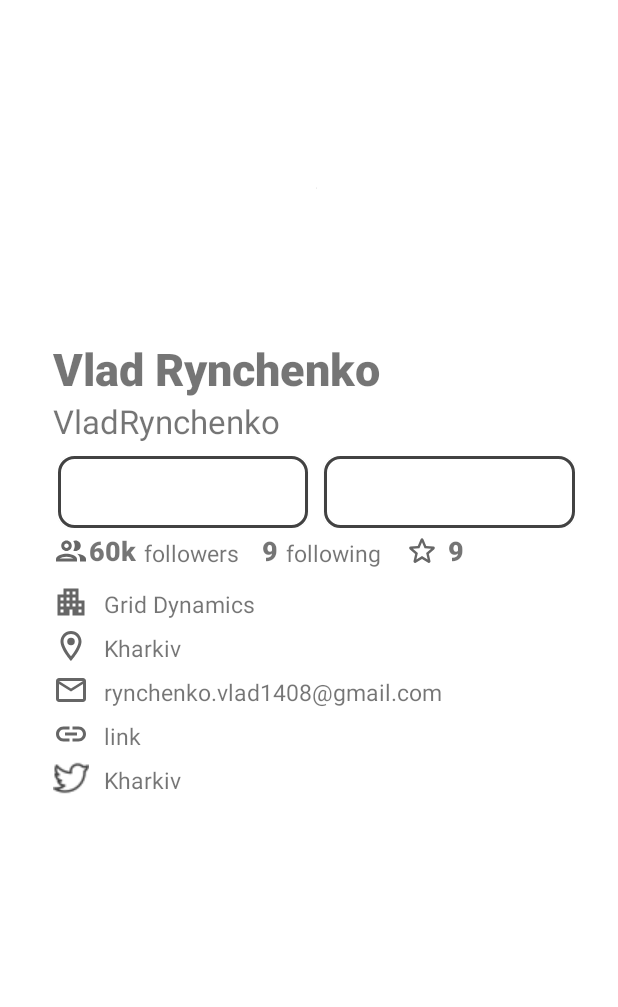
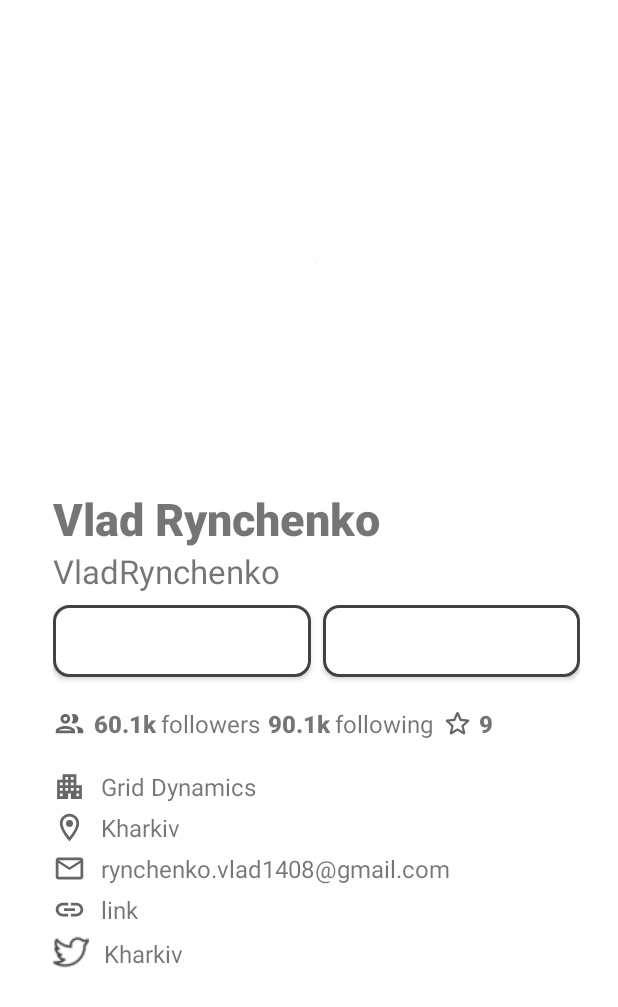
Before and after one commit to VladRynchenko/Github-App, an Android app: the layout fragment_profile.xml on its own in the app's theme, with its tools: preview values and no code run, on a phone screen of 412 x 824 dp. Shown: the top 1007 px of the screen. Run offline under Robolectric (Android 15) with nearby library versions, the phone set to English and light mode, and no system bars; network calls fail.

Commit message:
Edited mistakes: deleted nested layout, edited format number in bindingAdapter, set repository private

```diff
--- a/app/src/main/java/com/example/githubapp/BindingAdapter.kt
+++ b/app/src/main/java/com/example/githubapp/BindingAdapter.kt
@@ -5,6 +5,7 @@ import android.widget.ImageView
 import android.widget.TextView
 import androidx.databinding.BindingAdapter
 import com.squareup.picasso.Picasso
+import java.text.DecimalFormat
 
 
 @BindingAdapter("app:hideIfNull")
@@ -19,9 +20,10 @@ fun uploadImage(view: ImageView, string: String?) {
 
 @BindingAdapter("app:roundingCount")
 fun roundCount(view: TextView, int: Int) {
+    val numberFormat = DecimalFormat("###.#")
     view.text = when (int) {
-        in 0..1000 -> "$int"
-        in 1000..1000000 -> "${int / 1000}.${(int % 1000) / 100}k"
-        else -> "${int / 1000000}.${(int % 1000000) / 100000}M"
+        in 0..1000 -> numberFormat.format(int)
+        in 1000..1000000 -> numberFormat.format(int.toFloat() / 1000) + view.context.getString(R.string.thousands)
+        else -> numberFormat.format(int.toFloat() / 1000000) + view.context.getString(R.string.millions)
     }
 }
--- a/app/src/main/java/com/example/githubapp/user/ProfileViewModel.kt
+++ b/app/src/main/java/com/example/githubapp/user/ProfileViewModel.kt
@@ -8,7 +8,7 @@ import io.reactivex.rxjava3.android.schedulers.AndroidSchedulers
 import io.reactivex.rxjava3.schedulers.Schedulers
 import javax.inject.Inject
 
-class ProfileViewModel @Inject constructor(val repository: ProfileRepository) : ViewModel() {
+class ProfileViewModel @Inject constructor(private val repository: ProfileRepository) : ViewModel() {
     private val _userData = MutableLiveData<UserData>()
     val userData: LiveData<UserData>
         get() = _userData
--- a/app/src/main/res/drawable/ic_baseline_apartment_24.xml
+++ b/app/src/main/res/drawable/ic_baseline_apartment_24.xml
@@ -1,6 +1,6 @@
 <vector xmlns:android="http://schemas.android.com/apk/res/android"
-    android:width="24dp"
-    android:height="24dp"
+    android:width="22dp"
+    android:height="22dp"
     android:viewportWidth="24"
     android:viewportHeight="24"
     android:tint="?attr/colorControlNormal">
--- a/app/src/main/res/drawable/ic_outline_email_24.xml
+++ b/app/src/main/res/drawable/ic_outline_email_24.xml
@@ -1,6 +1,6 @@
 <vector xmlns:android="http://schemas.android.com/apk/res/android"
-    android:width="24dp"
-    android:height="24dp"
+    android:width="22dp"
+    android:height="22dp"
     android:viewportWidth="24"
     android:viewportHeight="24"
     android:tint="?attr/colorControlNormal">
--- a/app/src/main/res/drawable/ic_outline_link_24.xml
+++ b/app/src/main/res/drawable/ic_outline_link_24.xml
@@ -1,6 +1,6 @@
 <vector xmlns:android="http://schemas.android.com/apk/res/android"
-    android:width="24dp"
-    android:height="24dp"
+    android:width="22dp"
+    android:height="22dp"
     android:viewportWidth="24"
     android:viewportHeight="24"
     android:tint="?attr/colorControlNormal">
--- a/app/src/main/res/drawable/ic_outline_location_on_24.xml
+++ b/app/src/main/res/drawable/ic_outline_location_on_24.xml
@@ -1,6 +1,6 @@
 <vector xmlns:android="http://schemas.android.com/apk/res/android"
-    android:width="24dp"
-    android:height="24dp"
+    android:width="22dp"
+    android:height="22dp"
     android:viewportWidth="24"
     android:viewportHeight="24"
     android:tint="?attr/colorControlNormal">
--- a/app/src/main/res/drawable/ic_outline_people_24.xml
+++ b/app/src/main/res/drawable/ic_outline_people_24.xml
@@ -1,6 +1,6 @@
 <vector xmlns:android="http://schemas.android.com/apk/res/android"
-    android:width="24dp"
-    android:height="24dp"
+    android:width="22dp"
+    android:height="22dp"
     android:viewportWidth="24"
     android:viewportHeight="24"
     android:tint="?attr/colorControlNormal">
--- a/app/src/main/res/drawable/ic_round_star_outline_24.xml
+++ b/app/src/main/res/drawable/ic_round_star_outline_24.xml
@@ -1,6 +1,6 @@
 <vector xmlns:android="http://schemas.android.com/apk/res/android"
-    android:width="24dp"
-    android:height="24dp"
+    android:width="22dp"
+    android:height="22dp"
     android:viewportWidth="24"
     android:viewportHeight="24"
     android:tint="?attr/colorControlNormal">
--- a/app/src/main/res/layout/fragment_profile.xml
+++ b/app/src/main/res/layout/fragment_profile.xml
@@ -16,12 +16,15 @@
         android:orientation="vertical"
         android:paddingStart="35dp"
         android:paddingTop="25dp"
-        android:paddingEnd="25dp">
+        android:paddingEnd="25dp"
+        app:layout_constraintEnd_toEndOf="parent"
+        app:layout_constraintHorizontal_bias="0.5"
+        app:layout_constraintStart_toStartOf="parent">
 
         <de.hdodenhof.circleimageview.CircleImageView
             android:id="@+id/circleImageView"
             android:layout_width="wrap_content"
-            android:layout_height="200dp"
+            android:layout_height="300dp"
             android:adjustViewBounds="false"
             android:cropToPadding="false"
             android:scaleType="centerCrop"
@@ -49,89 +52,109 @@
             android:text="@{viewModel.userData.login}"
             android:textSize="22sp"
             app:layout_constraintTop_toBottomOf="@id/name"
+            tools:layout_editor_absoluteX="35dp"
             tools:text="VladRynchenko" />
 
-        <LinearLayout
-            android:id="@+id/buttonLayout"
-            android:layout_width="match_parent"
+        <androidx.appcompat.widget.AppCompatButton
+            android:id="@+id/buttonLeft"
+            android:layout_width="0dp"
             android:layout_height="wrap_content"
-            android:layout_marginTop="5dp"
-            android:padding="3dp"
-            app:layout_constraintTop_toBottomOf="@id/login">
+            android:layout_marginStart="4dp"
+            android:layout_marginTop="8dp"
+            android:background="@drawable/button_light_background"
+            app:layout_constraintEnd_toEndOf="parent"
+            app:layout_constraintHorizontal_bias="0.5"
+            app:layout_constraintHorizontal_chainStyle="spread"
+            app:layout_constraintStart_toEndOf="@+id/buttonRight"
+            app:layout_constraintTop_toBottomOf="@+id/login" />
 
-            <androidx.appcompat.widget.AppCompatButton
-                android:id="@+id/buttonLeft"
-                android:layout_width="wrap_content"
-                android:layout_height="wrap_content"
-                android:layout_marginEnd="5dp"
-                android:layout_weight="1"
-                android:background="@drawable/button_light_background" />
-
-            <androidx.appcompat.widget.AppCompatButton
-                android:id="@+id/buttonRight"
-                android:layout_width="wrap_content"
-                android:layout_height="wrap_content"
-                android:layout_marginStart="5dp"
-                android:layout_weight="1"
-                android:background="@drawable/button_light_background" />
-        </LinearLayout>
+        <androidx.appcompat.widget.AppCompatButton
+            android:id="@+id/buttonRight"
+            android:layout_width="0dp"
+            android:layout_height="wrap_content"
+            android:layout_marginTop="8dp"
+            android:layout_marginEnd="4dp"
+            android:background="@drawable/button_light_background"
+            app:layout_constraintEnd_toStartOf="@+id/buttonLeft"
+            app:layout_constraintHorizontal_bias="0.5"
+            app:layout_constraintHorizontal_chainStyle="spread"
+            app:layout_constraintStart_toStartOf="parent"
+            app:layout_constraintTop_toBottomOf="@+id/login" />
 
         <ImageView
             android:id="@+id/imageView"
             android:layout_width="wrap_content"
             android:layout_height="wrap_content"
+            android:layout_marginTop="20dp"
+            android:layout_marginBottom="20dp"
             android:src="@drawable/ic_outline_people_24"
+            app:layout_constraintBottom_toTopOf="@+id/imageCompany"
+            app:layout_constraintEnd_toStartOf="@+id/counterFollowers"
+            app:layout_constraintHorizontal_bias="0.5"
+            app:layout_constraintHorizontal_chainStyle="spread"
             app:layout_constraintStart_toStartOf="parent"
-            app:layout_constraintTop_toBottomOf="@id/buttonLayout" />
+            app:layout_constraintTop_toBottomOf="@+id/buttonRight" />
 
         <TextView
             android:id="@+id/counterFollowers"
             style="@style/ProfileBoltTextSize"
-            app:layout_constraintBottom_toBottomOf="@id/imageView"
-            app:layout_constraintStart_toEndOf="@id/imageView"
+            android:layout_marginStart="5dp"
+            android:layout_marginEnd="3dp"
+            app:layout_constraintBottom_toBottomOf="@+id/imageView"
+            app:layout_constraintEnd_toStartOf="@+id/textFollowers"
+            app:layout_constraintStart_toEndOf="@+id/imageView"
             app:roundingCount="@{viewModel.userData.followers}"
-            tools:text="60k" />
+            tools:text="60.1k" />
 
         <TextView
             android:id="@+id/textFollowers"
             style="@style/ProfileTextStyle"
-            android:layout_marginStart="5dp"
             android:text="@string/followers"
-            app:layout_constraintBottom_toBottomOf="@id/counterFollowers"
-            app:layout_constraintStart_toEndOf="@id/counterFollowers" />
+            app:layout_constraintBottom_toBottomOf="@+id/counterFollowers"
+            app:layout_constraintEnd_toStartOf="@+id/counterFollowing"
+            app:layout_constraintHorizontal_bias="0.5"
+            app:layout_constraintStart_toEndOf="@+id/counterFollowers" />
 
         <TextView
             android:id="@+id/counterFollowing"
             style="@style/ProfileBoltTextSize"
-            android:layout_marginStart="15dp"
-            app:layout_constraintBottom_toBottomOf="@id/imageView"
-            app:layout_constraintStart_toEndOf="@id/textFollowers"
+            android:layout_marginStart="5dp"
+            android:layout_marginEnd="3dp"
+            app:layout_constraintBottom_toBottomOf="@+id/textFollowers"
+            app:layout_constraintEnd_toStartOf="@+id/textFollowing"
+            app:layout_constraintStart_toEndOf="@+id/textFollowers"
             app:roundingCount="@{viewModel.userData.following}"
-            tools:text="9" />
+            tools:text="90.1k" />
+
 
         <TextView
             android:id="@+id/textFollowing"
             style="@style/ProfileTextStyle"
-            android:layout_marginStart="5dp"
             android:text="@string/following"
-            app:layout_constraintBottom_toBottomOf="@id/counterFollowing"
-            app:layout_constraintStart_toEndOf="@id/counterFollowing" />
+            app:layout_constraintBottom_toBottomOf="@+id/counterFollowing"
+            app:layout_constraintEnd_toStartOf="@+id/imageStar"
+            app:layout_constraintHorizontal_bias="0.5"
+            app:layout_constraintStart_toEndOf="@+id/counterFollowing" />
 
         <ImageView
             android:id="@+id/imageStar"
             android:layout_width="wrap_content"
             android:layout_height="wrap_content"
-            android:layout_marginStart="15dp"
+            android:layout_marginStart="5dp"
             android:src="@drawable/ic_round_star_outline_24"
-            app:layout_constraintBottom_toBottomOf="@id/imageView"
-            app:layout_constraintStart_toEndOf="@id/textFollowing" />
+            app:layout_constraintBottom_toBottomOf="@+id/textFollowing"
+            app:layout_constraintEnd_toStartOf="@+id/counterStar"
+            app:layout_constraintHorizontal_bias="0.5"
+            app:layout_constraintStart_toEndOf="@+id/textFollowing" />
 
         <TextView
             android:id="@+id/counterStar"
             style="@style/ProfileBoltTextSize"
-            android:layout_marginStart="5dp"
-            app:layout_constraintBottom_toBottomOf="@id/imageView"
-            app:layout_constraintStart_toEndOf="@+id/imageStar"
+            android:layout_width="wrap_content"
+            android:layout_height="wrap_content"
+            android:layout_marginStart="3dp"
+            app:layout_constraintBottom_toBottomOf="@+id/textFollowing"
+            app:layout_constraintStart_toEndOf="@id/imageStar"
             app:roundingCount="@{viewModel.userData.star}"
             tools:text="9" />
 
@@ -140,9 +163,9 @@
             android:id="@+id/imageCompany"
             android:layout_width="wrap_content"
             android:layout_height="wrap_content"
-            android:layout_marginTop="10dp"
             android:src="@drawable/ic_baseline_apartment_24"
             app:hideIfNull="@{viewModel.userData.company}"
+            app:layout_constraintBottom_toTopOf="@+id/imageLocation"
             app:layout_constraintStart_toStartOf="parent"
             app:layout_constraintTop_toBottomOf="@+id/imageView" />
 
@@ -162,8 +185,9 @@
             android:layout_marginTop="5dp"
             android:src="@drawable/ic_outline_location_on_24"
             app:hideIfNull="@{viewModel.userData.location}"
+            app:layout_constraintBottom_toTopOf="@+id/imageEmail"
             app:layout_constraintStart_toStartOf="parent"
-            app:layout_constraintTop_toBottomOf="@id/imageCompany" />
+            app:layout_constraintTop_toBottomOf="@+id/imageCompany" />
 
         <TextView
             android:id="@+id/textView2"
@@ -182,6 +206,7 @@
             android:layout_marginTop="5dp"
             android:src="@drawable/ic_outline_email_24"
             app:hideIfNull="@{viewModel.userData.email}"
+            app:layout_constraintBottom_toTopOf="@+id/imageBlog"
             app:layout_constraintStart_toStartOf="parent"
             app:layout_constraintTop_toBottomOf="@+id/imageLocation" />
 
@@ -202,6 +227,7 @@
             android:layout_marginTop="5dp"
             android:src="@drawable/ic_outline_link_24"
             app:hideIfNull="@{viewModel.userData.blog}"
+            app:layout_constraintBottom_toTopOf="@+id/imageView4"
             app:layout_constraintStart_toStartOf="parent"
             app:layout_constraintTop_toBottomOf="@+id/imageEmail" />
 
--- a/app/src/main/res/values-night/themes.xml
+++ b/app/src/main/res/values-night/themes.xml
@@ -1,6 +1,6 @@
 <resources xmlns:tools="http://schemas.android.com/tools">
     <!-- Base application theme. -->
-    <style name="Theme.GithubApp" parent="Theme.MaterialComponents.DayNight.DarkActionBar">
+    <style name="Theme.GithubApp" parent="Theme.MaterialComponents.DayNight.NoActionBar">
         <!-- Primary brand color. -->
         <item name="colorPrimary">@android:color/white</item>
         <item name="colorPrimaryVariant">@color/primaryColor</item>
--- a/app/src/main/res/values/strings.xml
+++ b/app/src/main/res/values/strings.xml
@@ -5,4 +5,6 @@
     <string name="button_login">LOGIN</string>
     <string name="followers"> followers</string>
     <string name="following">following</string>
+    <string name="thousands">k</string>
+    <string name="millions">M</string>
 </resources>
--- a/app/src/main/res/values/styles.xml
+++ b/app/src/main/res/values/styles.xml
@@ -15,14 +15,13 @@
         <item name="android:layout_width">wrap_content</item>
         <item name="android:layout_height">wrap_content</item>
         <item name="android:fontFamily">sans-serif</item>
-        <item name="android:textSize">15sp</item>
+        <item name="android:textSize">16sp</item>
     </style>
 
     <style name="ProfileBoltTextSize">
         <item name="android:layout_width">wrap_content</item>
         <item name="android:layout_height">wrap_content</item>
-        <item name="android:layout_marginEnd">5dp</item>
         <item name="android:fontFamily">sans-serif-black</item>
-        <item name="android:textSize">18sp</item>
+        <item name="android:textSize">16sp</item>
     </style>
 </resources>
--- a/app/src/main/res/values/themes.xml
+++ b/app/src/main/res/values/themes.xml
@@ -1,6 +1,6 @@
 <resources xmlns:tools="http://schemas.android.com/tools">
     <!-- Base application theme. -->
-    <style name="Theme.GithubApp" parent="Theme.MaterialComponents.DayNight.DarkActionBar">
+    <style name="Theme.GithubApp" parent="Theme.MaterialComponents.DayNight.NoActionBar">
         <!-- Primary brand color. -->
         <item name="colorPrimary">@color/primaryColor</item>
         <item name="colorPrimaryVariant">@color/primaryDarkColor</item>
```
